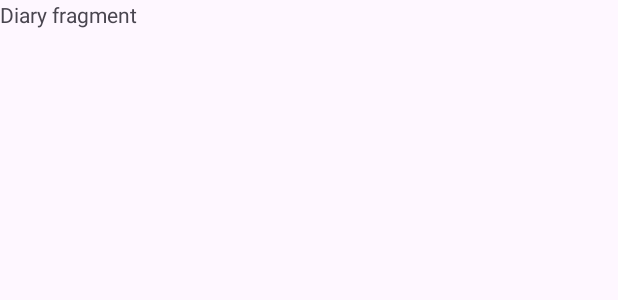
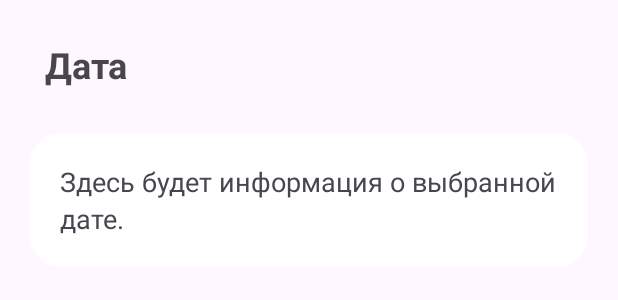
Before and after one commit to brenevaveronika/terika, an Android app: the layout fragment_diary.xml on its own in the app's theme, with its tools: preview values and no code run, on a phone screen of 412 x 824 dp. Shown: the top 300 px of the screen. Run offline under Robolectric (Android 15) with nearby library versions, the phone set to English and light mode, and no system bars.

Commit message:
i did smth that i cant put into words

```diff
--- a/app/src/main/res/layout/fragment_diary.xml
+++ b/app/src/main/res/layout/fragment_diary.xml
@@ -1,14 +1,38 @@
 <?xml version="1.0" encoding="utf-8"?>
-<FrameLayout xmlns:android="http://schemas.android.com/apk/res/android"
-    xmlns:tools="http://schemas.android.com/tools"
+<LinearLayout xmlns:android="http://schemas.android.com/apk/res/android"
     android:layout_width="match_parent"
     android:layout_height="match_parent"
-    tools:context=".DiaryFragment">
+    android:orientation="vertical"
+    android:padding="20dp">
 
-    <!-- TODO: Update blank fragment layout -->
+    <!-- Заголовок с датой -->
     <TextView
-        android:layout_width="match_parent"
-        android:layout_height="match_parent"
-        android:text="Diary fragment" />
+        android:id="@+id/dateTextView"
+        android:layout_width="wrap_content"
+        android:layout_height="wrap_content"
+        android:text="Дата"
+        android:textSize="24sp"
+        android:textStyle="bold"
+        android:layout_marginBottom="20dp"
+        android:padding="10dp"
+        android:fontFamily="@font/noto_sans_bold"/>
 
-</FrameLayout>
+    <!-- Поле для отображения информации о дне -->
+    <ScrollView
+        android:layout_width="wrap_content"
+        android:layout_height="wrap_content">
+        <TextView
+            android:padding="20dp"
+            android:backgroundTint="@color/white"
+            android:background="@drawable/rounded"
+            android:id="@+id/diaryContentTextView"
+            android:layout_width="match_parent"
+            android:layout_height="wrap_content"
+            android:text="Здесь будет информация о выбранной дате."
+            android:textSize="18sp"
+            android:layout_marginBottom="16dp"
+            android:fontFamily="@font/noto_sans"/>
+    </ScrollView>
+
+
+</LinearLayout>
--- a/app/src/main/res/layout/fragment_home.xml
+++ b/app/src/main/res/layout/fragment_home.xml
@@ -1,4 +1,5 @@
 <?xml version="1.0" encoding="utf-8"?>
+
 <LinearLayout xmlns:android="http://schemas.android.com/apk/res/android"
     xmlns:app="http://schemas.android.com/apk/res-auto"
     xmlns:tools="http://schemas.android.com/tools"
@@ -7,6 +8,7 @@
     android:orientation="vertical"
     tools:context=".HomeFragment"
     android:background="@color/lilacPetalsDark">
+
 
     <include
         android:id="@+id/titlesContainer"
@@ -74,6 +76,7 @@
                 app:tint="@color/lilacPetals" />
 
             <ImageView
+                android:id="@+id/arrowIcon"
                 android:layout_width="30dp"
                 android:layout_height="30dp"
                 android:src="@drawable/arrow_long_right"
@@ -130,6 +133,7 @@
                 app:tint="@color/lilacPetals" />
 
             <ImageView
+                android:id="@+id/arrowIcon2"
                 android:layout_width="30dp"
                 android:layout_height="30dp"
                 android:src="@drawable/arrow_long_right"
```
Also changed, not shown: app/src/main/java/com/example/terika/DiaryFragment.kt (+74 -27 lines), app/src/main/java/com/example/terika/HomeFragment.kt (+22 -0 lines), app/src/main/java/com/example/terika/MainActivity.kt (+6 -8 lines), app/src/main/res/menu/nav_menu.xml (+5 -8 lines).
